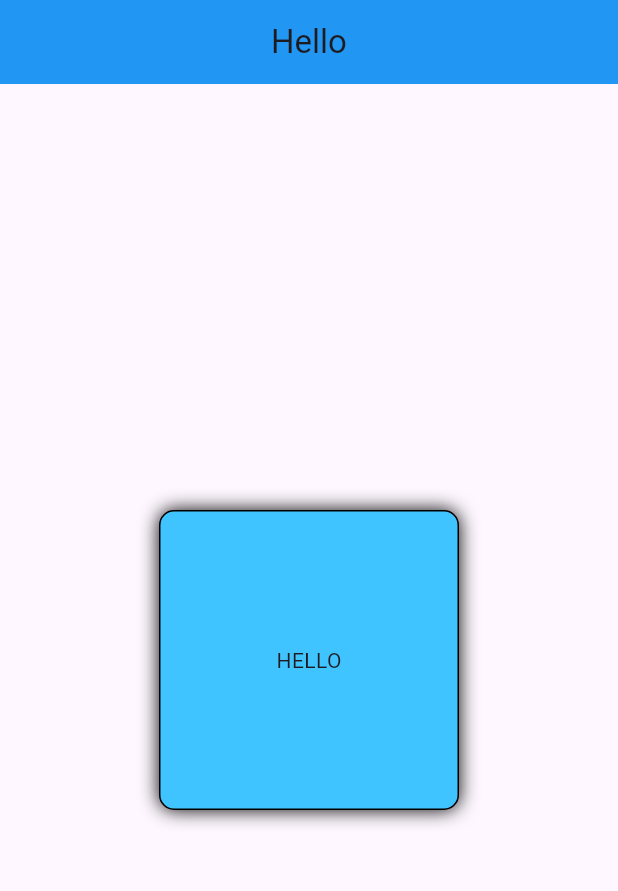
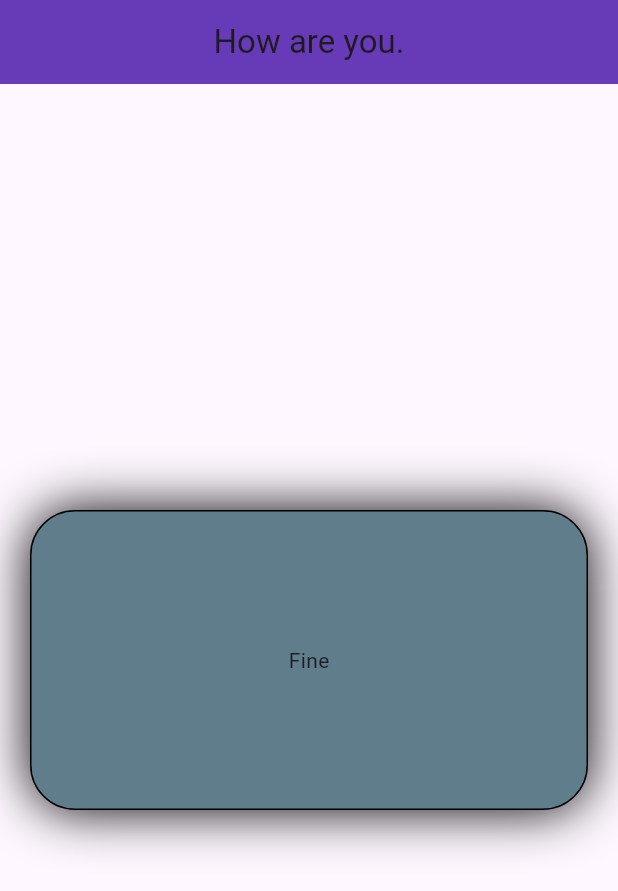
Before and after one commit to pkathiriya62/flutter, a Flutter app: the screen it shows after launch, on a phone screen of 412 x 824 dp. Shown: the top 891 px of the screen. Run offline on Flutter 3.47's test engine with Material 2 defaults, Android fonts, the phone set to English and light mode, and no system bars.

Commit message:
container box

```diff
--- /dev/null
+++ b/lib/container.dart
@@ -0,0 +1,40 @@
+import 'package:flutter/material.dart';
+
+class BoxWidget extends StatefulWidget {
+  const BoxWidget({super.key});
+
+  @override
+  State<BoxWidget> createState() => _BoxWidgetState();
+}
+
+class _BoxWidgetState extends State<BoxWidget> {
+  @override
+  Widget build(BuildContext context) {
+    return Scaffold(
+      appBar: AppBar(
+        backgroundColor: Colors.deepPurple,
+        title: Center(child: Text('How are you.')),
+      ),
+      body: Center(
+        child: Container(
+          margin: EdgeInsets.all(20),
+          padding: EdgeInsets.all(10),
+          height: 200,
+          width: 800,
+          decoration: BoxDecoration(
+            boxShadow: [
+              BoxShadow(
+                blurRadius: 30,
+              ),
+            ],
+            //shape: BoxShape.circle,
+            border: Border.all(),
+            color: Colors.blueGrey,
+            borderRadius: BorderRadius.circular(30),
+          ),
+          child: Center(child: Text('Fine')),
+        ),
+      ),
+    );
+  }
+}
--- a/lib/main.dart
+++ b/lib/main.dart
@@ -1,4 +1,4 @@
-import 'package:first_project/containar_widget.dart';
+import 'package:first_project/container.dart';
 //import 'package:first_project/stf_stl.dart';
 import 'package:flutter/material.dart';
 
@@ -18,7 +18,7 @@ class MyApp extends StatelessWidget {
         colorScheme: ColorScheme.fromSeed(seedColor: Colors.deepPurple),
         useMaterial3: true,
       ),
-      home: const ContainerWidget(),
+      home: const BoxWidget(),
     );
   }
 }
```
